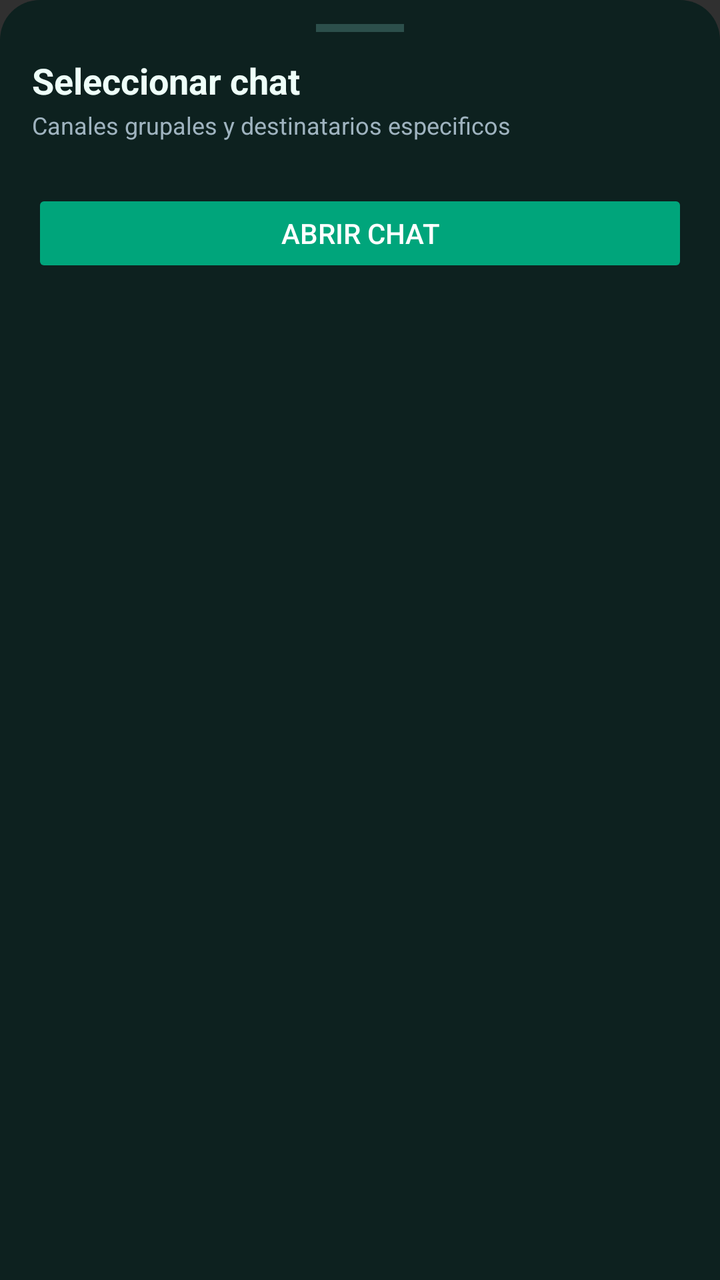
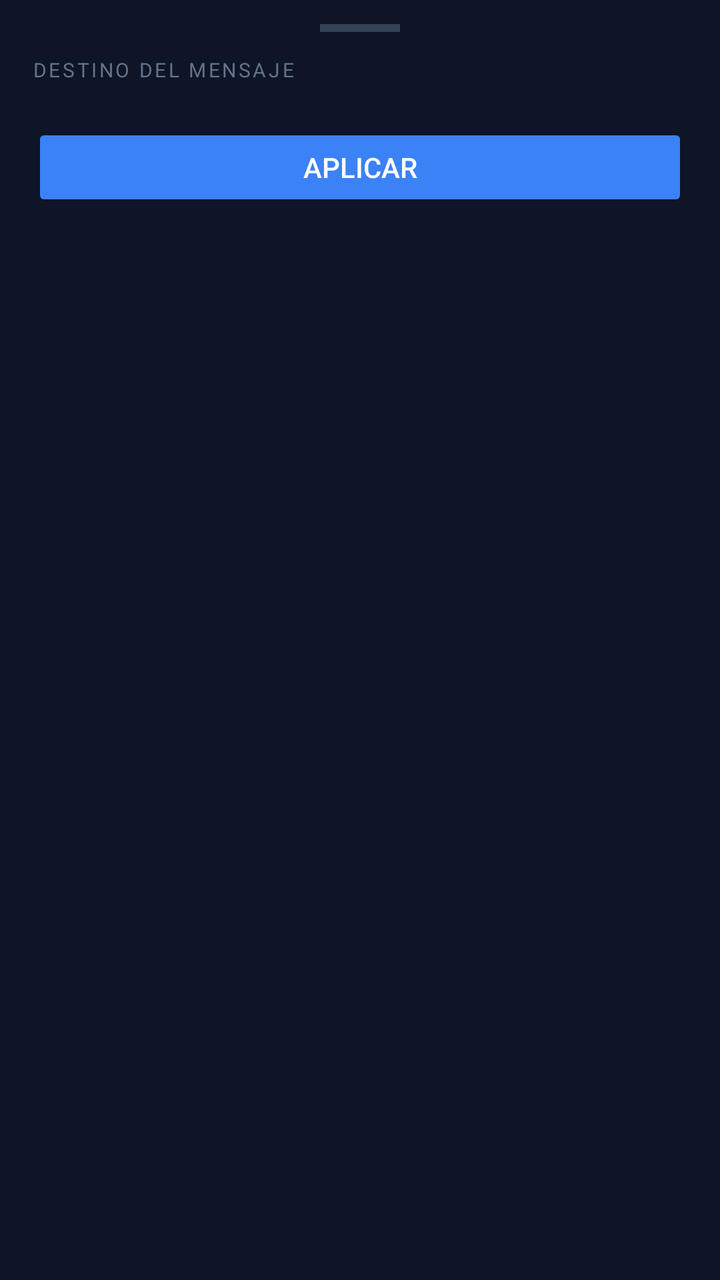

Two renders of the same Android screen: before a commit and after it. Below are the layout's source before the change and the commit's diff.
<!-- AndroidManifest.xml: application theme Theme.AppCompat.NoActionBar -->
<!-- res/layout/sheet_channel_picker.xml -->
<?xml version="1.0" encoding="utf-8"?>
<LinearLayout xmlns:android="http://schemas.android.com/apk/res/android"
    android:layout_width="match_parent"
    android:layout_height="wrap_content"
    android:background="@drawable/bg_chat_sheet"
    android:orientation="vertical"
    android:paddingBottom="18dp">

    <View
        android:layout_width="44dp"
        android:layout_height="4dp"
        android:layout_gravity="center_horizontal"
        android:layout_marginTop="12dp"
        android:layout_marginBottom="12dp"
        android:background="#2C4F4B" />

    <TextView
        android:layout_width="match_parent"
        android:layout_height="wrap_content"
        android:paddingHorizontal="16dp"
        android:paddingBottom="2dp"
        android:text="Seleccionar chat"
        android:textColor="#EEFFF9"
        android:textSize="18sp"
        android:textStyle="bold" />

    <TextView
        android:layout_width="match_parent"
        android:layout_height="wrap_content"
        android:paddingHorizontal="16dp"
        android:paddingBottom="10dp"
        android:text="Canales grupales y destinatarios especificos"
        android:textColor="#9FB3BF"
        android:textSize="12sp" />

    <LinearLayout
        android:id="@+id/sheetChannelList"
        android:layout_width="match_parent"
        android:layout_height="wrap_content"
        android:orientation="vertical" />

    <Spinner
        android:id="@+id/sheetTargetSpinner"
        android:layout_width="match_parent"
        android:layout_height="44dp"
        android:layout_marginHorizontal="16dp"
        android:layout_marginTop="10dp"
        android:background="@drawable/bg_chat_input"
        android:paddingHorizontal="12dp"
        android:popupBackground="#18302E"
        android:visibility="gone" />

    <Button
        android:id="@+id/sheetApplyBtn"
        android:layout_width="match_parent"
        android:layout_height="44dp"
        android:layout_marginHorizontal="16dp"
        android:layout_marginTop="14dp"
        android:backgroundTint="#00A57B"
        android:stateListAnimator="@null"
        android:text="Abrir chat"
        android:textColor="#FFFFFF" />
</LinearLayout>
<!-- resources referenced by this layout -->
<resources>
  <!-- drawable bg_chat_input (drawable) -->
  <?xml version="1.0" encoding="utf-8"?>
  <shape xmlns:android="http://schemas.android.com/apk/res/android">
      <solid android:color="#253534" />
      <corners android:radius="22dp" />
  </shape>
  <!-- drawable bg_chat_sheet (drawable) -->
  <?xml version="1.0" encoding="utf-8"?>
  <shape xmlns:android="http://schemas.android.com/apk/res/android">
      <solid android:color="#0D211F" />
      <corners
          android:topLeftRadius="20dp"
          android:topRightRadius="20dp"
          android:bottomLeftRadius="0dp"
          android:bottomRightRadius="0dp" />
  </shape>
</resources>

<!-- the commit's change to res/layout/sheet_channel_picker.xml (unified diff, before → after) -->
@@ -2,62 +2,57 @@
 <LinearLayout xmlns:android="http://schemas.android.com/apk/res/android"
     android:layout_width="match_parent"
     android:layout_height="wrap_content"
-    android:background="@drawable/bg_chat_sheet"
     android:orientation="vertical"
-    android:paddingBottom="18dp">
+    android:background="#0d1526"
+    android:paddingBottom="16dp">
 
+    
     <View
-        android:layout_width="44dp"
+        android:layout_width="40dp"
         android:layout_height="4dp"
         android:layout_gravity="center_horizontal"
         android:layout_marginTop="12dp"
         android:layout_marginBottom="12dp"
-        android:background="#2C4F4B" />
+        android:background="#334155"/>
 
+    
     <TextView
         android:layout_width="match_parent"
         android:layout_height="wrap_content"
+        android:text="DESTINO DEL MENSAJE"
+        android:textColor="#64748b"
+        android:textSize="10sp"
+        android:letterSpacing="0.12"
         android:paddingHorizontal="16dp"
-        android:paddingBottom="2dp"
-        android:text="Seleccionar chat"
-        android:textColor="#EEFFF9"
-        android:textSize="18sp"
-        android:textStyle="bold" />
+        android:paddingBottom="6dp"/>
 
-    <TextView
-        android:layout_width="match_parent"
-        android:layout_height="wrap_content"
-        android:paddingHorizontal="16dp"
-        android:paddingBottom="10dp"
-        android:text="Canales grupales y destinatarios especificos"
-        android:textColor="#9FB3BF"
-        android:textSize="12sp" />
-
+    
     <LinearLayout
         android:id="@+id/sheetChannelList"
         android:layout_width="match_parent"
         android:layout_height="wrap_content"
-        android:orientation="vertical" />
+        android:orientation="vertical"/>
 
+    
     <Spinner
         android:id="@+id/sheetTargetSpinner"
         android:layout_width="match_parent"
         android:layout_height="44dp"
         android:layout_marginHorizontal="16dp"
-        android:layout_marginTop="10dp"
-        android:background="@drawable/bg_chat_input"
-        android:paddingHorizontal="12dp"
-        android:popupBackground="#18302E"
-        android:visibility="gone" />
+        android:layout_marginTop="6dp"
+        android:visibility="gone"
+        android:popupBackground="#1e293b"/>
 
+    
     <Button
         android:id="@+id/sheetApplyBtn"
         android:layout_width="match_parent"
         android:layout_height="44dp"
         android:layout_marginHorizontal="16dp"
         android:layout_marginTop="14dp"
-        android:backgroundTint="#00A57B"
-        android:stateListAnimator="@null"
-        android:text="Abrir chat"
-        android:textColor="#FFFFFF" />
+        android:text="Aplicar"
+        android:textColor="#ffffff"
+        android:backgroundTint="#3b82f6"
+        android:stateListAnimator="@null"/>
+
 </LinearLayout>
<!-- resource entries referenced after the edit -->
@@ -1,20 +1,5 @@
 <!-- resources referenced by this layout -->
 <resources>
-  <!-- drawable bg_chat_input (drawable) -->
-  <?xml version="1.0" encoding="utf-8"?>
-  <shape xmlns:android="http://schemas.android.com/apk/res/android">
-      <solid android:color="#253534" />
-      <corners android:radius="22dp" />
-  </shape>
-  <!-- drawable bg_chat_sheet (drawable) -->
-  <?xml version="1.0" encoding="utf-8"?>
-  <shape xmlns:android="http://schemas.android.com/apk/res/android">
-      <solid android:color="#0D211F" />
-      <corners
-          android:topLeftRadius="20dp"
-          android:topRightRadius="20dp"
-          android:bottomLeftRadius="0dp"
-          android:bottomRightRadius="0dp" />
-  </shape>
+
 </resources>
 
